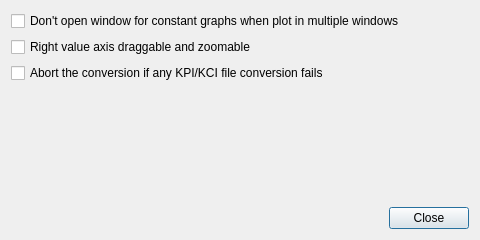
Before: the Qt Designer form VisualStatistics/OptionsDialog.ui in kery/MacVisTat, drawn with Qt 5.
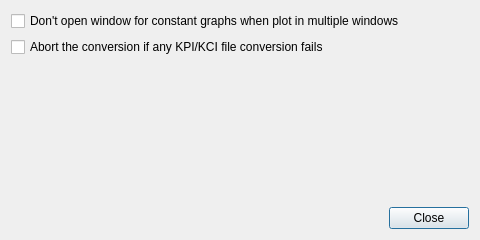
After: the same form once the commit is applied.

Commit message: Whether the axis is draggable and zoomable is controlled by the selection state.

```diff
--- a/VisualStatistics/OptionsDialog.ui
+++ b/VisualStatistics/OptionsDialog.ui
@@ -21,13 +21,6 @@
      </property>
     </widget>
    </item>
-   <item>
-    <widget class="QCheckBox" name="yAxis2DraggableZoomableCheckBox">
-     <property name="text">
-      <string>Right value axis draggable and zoomable</string>
-     </property>
-    </widget>
-   </item>
    <item>
     <widget class="QCheckBox" name="abortConvOnFailureCheckBox">
      <property name="text">
```
The commit also changes 8 other files.
